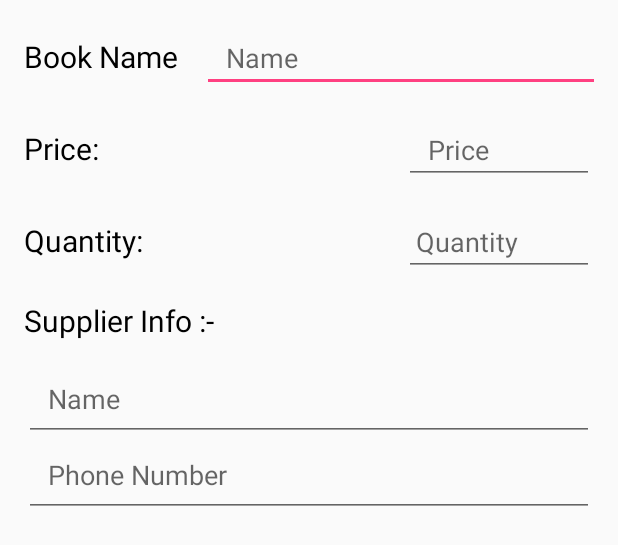
After one commit to Mohaned-Adel/Inventory-App, an Android app: the layout activity_add.xml on its own in the app's theme, with its tools: preview values and no code run, on a phone screen of 412 x 824 dp. The commit adds this screen. Shown: the top 545 px of the screen. Run offline under Robolectric (Android 15) with nearby library versions, the phone set to English and light mode, and no system bars.

Commit message:
complete the two activities and the connection between them

```diff
--- /dev/null
+++ b/app/src/main/res/layout/activity_add.xml
@@ -0,0 +1,116 @@
+<?xml version="1.0" encoding="utf-8"?>
+<LinearLayout xmlns:android="http://schemas.android.com/apk/res/android"
+    android:layout_width="match_parent"
+    android:layout_height="match_parent"
+    android:orientation="vertical"
+    android:padding="16dp">
+
+    <LinearLayout
+        android:layout_width="match_parent"
+        android:layout_height="wrap_content"
+        android:orientation="horizontal">
+
+        <TextView
+            android:layout_width="0dp"
+            android:layout_weight="1"
+            android:layout_height="wrap_content"
+            android:text="@string/add_book_name"
+            android:textColor="@color/black"
+            android:textSize="20sp" />
+
+        <EditText
+            android:id="@+id/book_name_field"
+            android:layout_width="match_parent"
+            android:layout_height="wrap_content"
+            android:hint="@string/name_hint"
+            android:paddingLeft="16dp"
+            android:layout_marginLeft="16dp"
+            android:inputType="textCapWords"/>
+
+    </LinearLayout>
+
+    <LinearLayout
+        android:layout_width="match_parent"
+        android:layout_height="wrap_content"
+        android:orientation="horizontal"
+        android:layout_marginTop="16dp">
+
+        <TextView
+            android:layout_width="0dp"
+            android:layout_weight="2"
+            android:layout_height="wrap_content"
+            android:text="@string/add_price"
+            android:textColor="@color/black"
+            android:textSize="20sp" />
+
+        <EditText
+            android:id="@+id/book_price_field"
+            android:layout_width="0dp"
+            android:layout_weight="1"
+            android:layout_height="wrap_content"
+            android:hint="@string/price_hint"
+            android:paddingLeft="16dp"
+            android:inputType="number"/>
+
+    </LinearLayout>
+
+    <LinearLayout
+        android:layout_width="match_parent"
+        android:layout_height="wrap_content"
+        android:orientation="horizontal"
+        android:layout_marginTop="16dp">
+
+        <TextView
+            android:layout_width="0dp"
+            android:layout_weight="2"
+            android:layout_height="wrap_content"
+            android:text="@string/add_quantity"
+            android:textColor="@color/black"
+            android:textSize="20sp" />
+
+        <EditText
+            android:id="@+id/book_quantity_field"
+            android:layout_width="0dp"
+            android:layout_weight="1"
+            android:layout_height="wrap_content"
+            android:hint="@string/quantity_hint"
+            android:paddingLeft="8dp"
+            android:inputType="number"/>
+
+    </LinearLayout>
+
+    <TextView
+        android:layout_width="match_parent"
+        android:layout_height="wrap_content"
+        android:text="@string/supplier_info_field"
+        android:textColor="@color/black"
+        android:textSize="20sp"
+        android:layout_marginTop="16dp"/>
+
+    <LinearLayout
+        android:layout_width="match_parent"
+        android:layout_height="wrap_content"
+        android:orientation="vertical"
+        android:layout_marginTop="16dp">
+
+        <EditText
+            android:id="@+id/supplier_name_field"
+            android:layout_width="match_parent"
+            android:layout_height="wrap_content"
+            android:hint="@string/name_hint"
+            android:inputType="textCapWords"
+            android:paddingLeft="16dp"
+            android:paddingBottom="16dp"/>
+
+        <EditText
+            android:id="@+id/supplier_number_field"
+            android:layout_width="match_parent"
+            android:layout_height="wrap_content"
+            android:hint="@string/number_hint"
+            android:inputType="number"
+            android:paddingLeft="16dp"
+            android:paddingBottom="16dp"/>
+
+    </LinearLayout>
+
+</LinearLayout>
--- a/app/src/main/res/values/strings.xml
+++ b/app/src/main/res/values/strings.xml
@@ -1,4 +1,53 @@
 <resources>
     <string name="app_name">InventoryApp</string>
+
     <string name="enter_data">Click on the button to enter the placeholder data</string>
+
+    <!--add title for menu add action-->
+    <string name="add_action">Add a book</string>
+
+    <!--delete all books title for menu-->
+    <string name="delete_all_books_action">Delete All Books</string>
+
+    <!--insert placeholder book title for action menu-->
+    <string name="insert_placeholder_book_action">Insert PLACEHOLDER</string>
+
+    <!--save the book in the add menu-->
+    <string name="save_book_action">Save</string>
+
+    <!--delete the book in the add menu-->
+    <string name="delete_book_action">Delete</string>
+
+    <!--Book name field in the add activity-->
+    <string name="add_book_name">Book Name</string>
+
+    <!--name hint editor-->
+    <string name="name_hint">Name</string>
+
+    <!--phone number hint editor-->
+    <string name="number_hint">Phone Number</string>
+
+    <!--Book price field in the add activity-->
+    <string name="add_price">Price: </string>
+
+    <!--book price hint editor-->
+    <string name="price_hint">Price</string>
+
+    <!--Book quantity field in the add activity-->
+    <string name="add_quantity">Quantity: </string>
+
+    <!--book quantity hint editor-->
+    <string name="quantity_hint">Quantity</string>
+
+    <!--supplier info field in the add activity-->
+    <string name="supplier_info_field">Supplier Info :-</string>
+
+    <!--quantity placeholder display in the list item-->
+    <string name="display_quantity_number">300</string>
+
+    <!--price placeholder display in the list item-->
+    <string name="display_price_number">20 $</string>
+
+
+
 </resources>
```
Also changed, not shown: app/src/main/AndroidManifest.xml (+9 -1 lines), app/src/main/java/com/example/mohaned/inventoryapp/AddActivity.java (added, +25 -0 lines), app/src/main/java/com/example/mohaned/inventoryapp/MainActivity.java (+130 -105 lines), app/src/main/res/layout/activity_main.xml (+7 -24 lines), app/src/main/res/layout/list_item.xml (added, +83 -0 lines), app/src/main/res/menu/menu_add.xml (added, +18 -0 lines), app/src/main/res/menu/menu_main.xml (added, +23 -0 lines).
